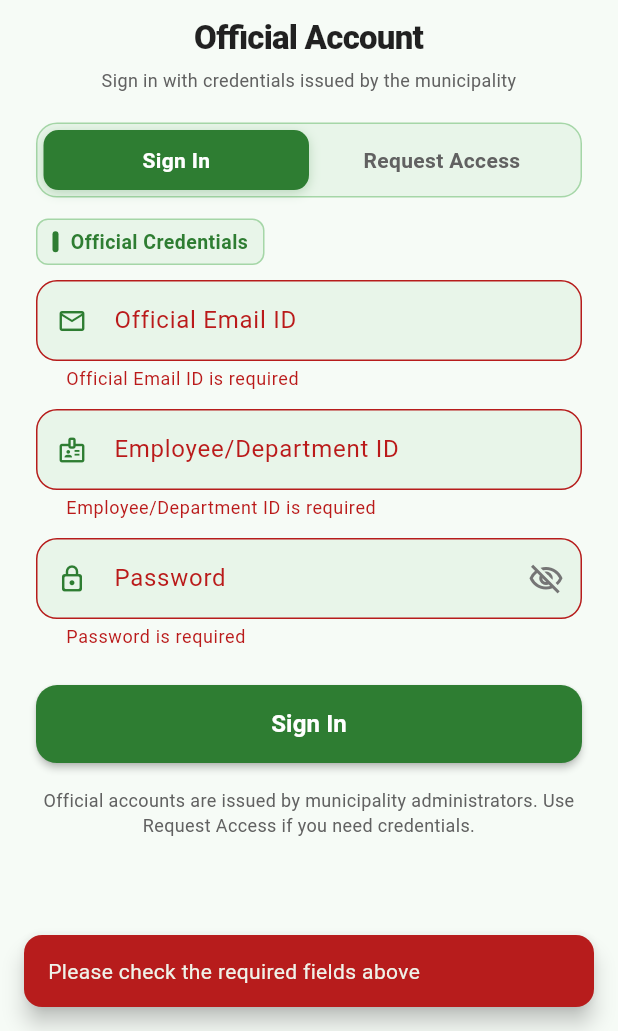
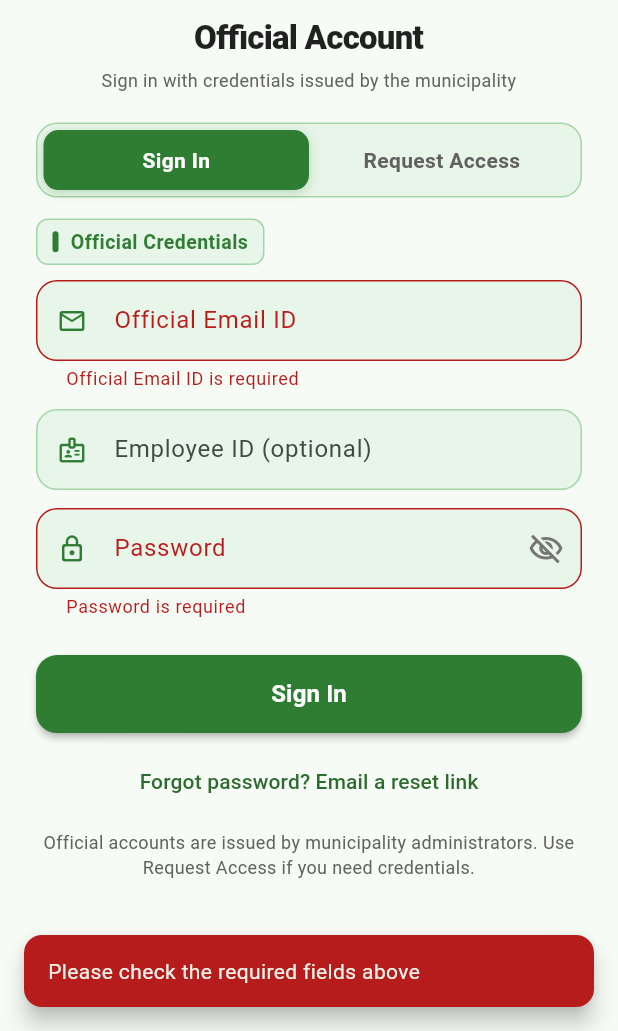
Before and after one commit to Sanchita391/HAMRO_FIX, a Flutter app: the OfficialLoginPage screen opened directly, after a tap on "Sign In", on a phone screen of 412 x 824 dp, the part 205-1236 px from its top. Run offline on Flutter 3.47's test engine with Material 3 defaults, Android fonts, the phone set to English and light mode, and no system bars; our stand-ins replace cloud_firestore, firebase_auth, firebase_core, firebase_messaging, firebase_storage, flutter_map and 3 more; accounts and stored records are empty.

Commit message:
feat: keep official login language in sync with the app locale

```diff
--- a/lib/screens/auth/official/official_login.dart
+++ b/lib/screens/auth/official/official_login.dart
@@ -6,6 +6,7 @@
 import 'package:flutter/material.dart';
 import 'package:flutter/services.dart';
 
+import 'package:hamro_fix/core/l10n/app_locale.dart';
 import 'package:hamro_fix/screens/auth/landing_page.dart';
 import 'package:hamro_fix/screens/auth/official/official_signup.dart';
 import 'package:hamro_fix/models/public_model.dart';
@@ -29,6 +30,12 @@ class _OfficialLoginPageState extends State<OfficialLoginPage> {
   bool _isEnglish = true;
   bool _obscurePassword = true;
   bool _isLoading = false;
+
+  @override
+  void initState() {
+    super.initState();
+    _isEnglish = AppLocale.instance.isEnglish;
+  }
 
   @override
   void dispose() {
@@ -64,22 +71,17 @@ class _OfficialLoginPageState extends State<OfficialLoginPage> {
   }
 
   String? _validateEmployeeId(String? v) {
-    if (v == null || v.trim().isEmpty) {
-      return _isEnglish
-          ? 'Employee/Department ID is required'
-          : 'कर्मचारी/शाखा आईडी आवश्यक छ';
-    }
     return null;
   }
 
   String? _validatePassword(String? v) {
-    if (v == null || v.isEmpty) {
+    if (v == null || v.trim().isEmpty) {
       return _isEnglish ? 'Password is required' : 'पासवर्ड आवश्यक छ';
     }
-    if (v.length < 8) {
+    if (v.trim().length < 6) {
       return _isEnglish
-          ? 'Minimum 8 characters required'
-          : 'कम्तीमा ८ अक्षर चाहिन्छ';
+          ? 'Password must be at least 6 characters'
+          : 'पासवर्ड कम्तीमा ६ अक्षरको हुनुपर्छ';
     }
     return null;
   }
@@ -101,9 +103,8 @@ class _OfficialLoginPageState extends State<OfficialLoginPage> {
     try {
       await AuthServices().loginWithEmail(
         email: _emailController.text,
-        password: _passwordController.text,
+        password: _passwordController.text.trim(),
         expectedRole: UserRole.official,
-        employeeId: _employeeIdController.text,
       );
     } catch (e) {
       if (!mounted) return;
@@ -113,6 +114,7 @@ class _OfficialLoginPageState extends State<OfficialLoginPage> {
     }
     if (!mounted) return;
     setState(() => _isLoading = false);
+    Navigator.of(context).popUntil((route) => route.isFirst);
   }
 
   void _showSnack(String msg, {bool isError = false}) {
@@ -236,7 +238,10 @@ class _OfficialLoginPageState extends State<OfficialLoginPage> {
             child: TextButton.icon(
               onPressed: () {
                 HapticFeedback.selectionClick();
-                setState(() => _isEnglish = !_isEnglish);
+                setState(() {
+                  _isEnglish = !_isEnglish;
+                  AppLocale.instance.setEnglish(_isEnglish);
+                });
               },
               icon: const Icon(Icons.language_rounded, size: 18),
               label: Text(
@@ -394,8 +399,8 @@ class _OfficialLoginPageState extends State<OfficialLoginPage> {
                   validator: _validateEmployeeId,
                   decoration: _inputDecoration(
                     label: _isEnglish
-                        ? 'Employee/Department ID'
-                        : 'कर्मचारी/शाखा आईडी',
+                        ? 'Employee ID (optional)'
+                        : 'कर्मचारी आईडी (ऐच्छिक)',
                     hint: 'EMP-102938',
                     icon: Icons.badge_outlined,
                   ),
@@ -452,7 +457,39 @@ class _OfficialLoginPageState extends State<OfficialLoginPage> {
                           ),
                   ),
                 ),
-                const SizedBox(height: 16),
+                const SizedBox(height: 8),
+                TextButton(
+                  onPressed: _isLoading
+                      ? null
+                      : () async {
+                          final email = _emailController.text.trim();
+                          if (email.isEmpty) {
+                            _showSnack(
+                              _isEnglish
+                                  ? 'Enter your official email first'
+                                  : 'पहिले आधिकारिक इमेल लेख्नुहोस्',
+                              isError: true,
+                            );
+                            return;
+                          }
+                          try {
+                            await AuthServices().sendStaffLoginEmail(email);
+                            if (!mounted) return;
+                            _showSnack(
+                              _isEnglish
+                                  ? 'Password reset email sent. Set a new password, then sign in.'
+                                  : 'पासवर्ड रिसेट इमेल पठाइयो।',
+                            );
+                          } catch (e) {
+                            if (!mounted) return;
+                            _showSnack(AuthMessages.from(e), isError: true);
+                          }
+                        },
+                  child: Text(
+                    _isEnglish ? 'Forgot password? Email a reset link' : 'पासवर्ड बिर्सनुभयो?',
+                  ),
+                ),
+                const SizedBox(height: 8),
                 Text(
                   _isEnglish
                       ? 'Official accounts are issued by municipality administrators. Use Request Access if you need credentials.'
```
